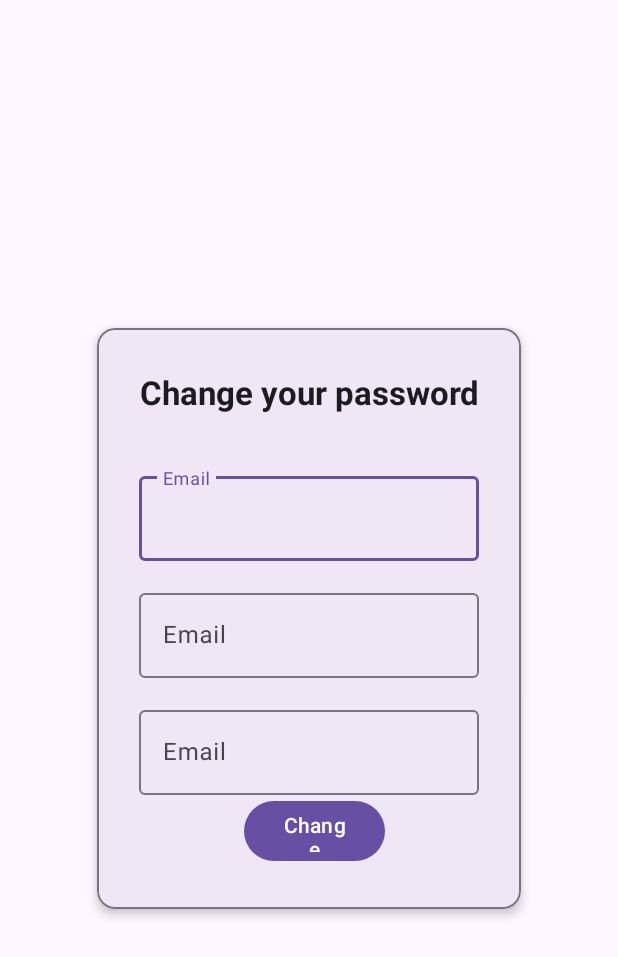
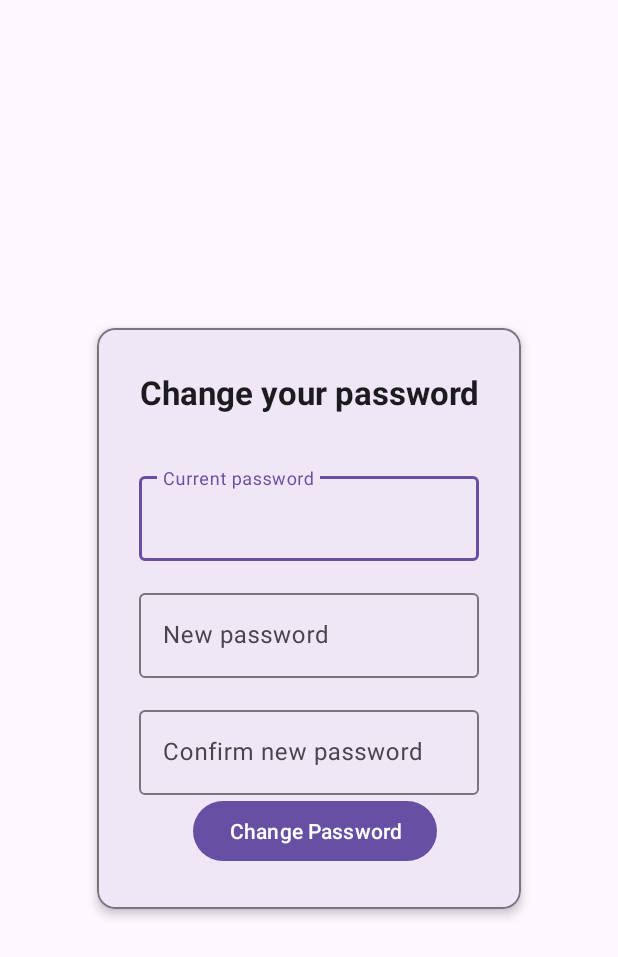
Before and after one commit to carlos-31/TaleKeeper, an Android app: the layout fragment_user_actions.xml on its own in the app's theme, with its tools: preview values and no code run, on a phone screen of 412 x 824 dp. Shown: the top 957 px of the screen. Run offline under Robolectric (Android 15) with nearby library versions, the phone set to English and light mode, and no system bars.

Commit message:
Password changing implementation

```diff
--- a/TaleKeeper/app/src/main/java/com/carlosreads/talekeeper/views/SettingsFragment.java
+++ b/TaleKeeper/app/src/main/java/com/carlosreads/talekeeper/views/SettingsFragment.java
@@ -77,7 +77,9 @@ public class SettingsFragment extends Fragment {
             @Override
             public void onClick(View v) {
                 NavController navController = Navigation.findNavController(requireView());
-                navController.navigate(R.id.action_settings_to_user_actions_in_profile);
+                Bundle bundle = new Bundle();
+                bundle.putString("action", "passwordChange");
+                navController.navigate(R.id.action_settings_to_user_actions_in_profile, bundle);
             }
         });
     }
--- a/TaleKeeper/app/src/main/res/layout/fragment_user_actions.xml
+++ b/TaleKeeper/app/src/main/res/layout/fragment_user_actions.xml
@@ -55,7 +55,7 @@
                         android:layout_width="match_parent"
                         android:layout_height="wrap_content"
                         android:layout_marginTop="16dp"
-                        android:hint="@string/email">
+                        android:hint="Current password">
 
                         <com.google.android.material.textfield.TextInputEditText
                             android:id="@+id/currentPassword"
@@ -68,7 +68,7 @@
                         android:layout_width="match_parent"
                         android:layout_height="wrap_content"
                         android:layout_marginTop="16dp"
-                        android:hint="@string/email">
+                        android:hint="New password">
 
                         <com.google.android.material.textfield.TextInputEditText
                             android:id="@+id/newPassword"
@@ -81,7 +81,7 @@
                         android:layout_width="match_parent"
                         android:layout_height="wrap_content"
                         android:layout_marginTop="16dp"
-                        android:hint="@string/email">
+                        android:hint="Confirm new password">
 
                         <com.google.android.material.textfield.TextInputEditText
                             android:id="@+id/confirmNewPassword"
@@ -92,13 +92,13 @@
 
 
                     <LinearLayout
-                        android:layout_width="match_parent"
+                        android:layout_width="wrap_content"
                         android:layout_height="wrap_content"
                         android:gravity="center"
                         android:orientation="horizontal"
                         android:paddingStart="15dp"
                         android:paddingEnd="15dp"
-                        android:weightSum="2">
+                        android:weightSum="1">
 
 <!--                        <com.google.android.material.button.MaterialButton-->
 <!--                            android:id="@+id/cancelPassBtn"-->
@@ -110,7 +110,7 @@
 
                         <com.google.android.material.button.MaterialButton
                             android:id="@+id/confirmPassBtn"
-                            android:layout_width="0dp"
+                            android:layout_width="wrap_content"
                             android:layout_height="wrap_content"
                             android:layout_marginStart="8dp"
                             android:layout_weight="1"
```
Also changed, not shown: TaleKeeper/app/src/main/java/com/carlosreads/talekeeper/repositories/UserRepository.java (+22 -0 lines), TaleKeeper/app/src/main/java/com/carlosreads/talekeeper/viewmodels/UserActionsViewModel.java (+24 -1 lines), TaleKeeper/app/src/main/java/com/carlosreads/talekeeper/views/UserActionsFragment.java (+59 -0 lines).
